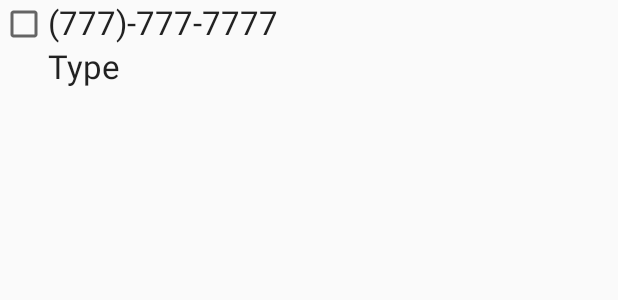
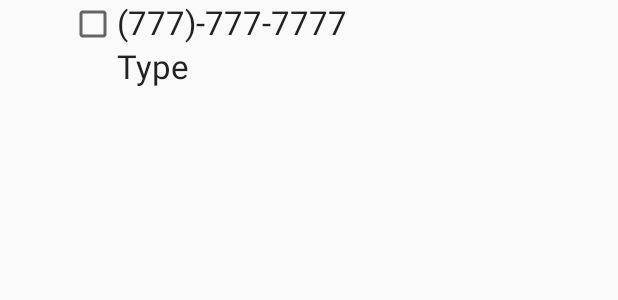
Before and after one commit to kyles0623/KatrinaUI, an Android app: the layout contact_ui_child_element_layout.xml on its own in the app's theme, with its tools: preview values and no code run, on a phone screen of 412 x 824 dp. Shown: the top 300 px of the screen. Run offline under Robolectric (Android 15) with nearby library versions, the phone set to English and light mode, and no system bars.

```diff
--- a/app/src/main/java/com/katrina/ui/ModuleAdapter.java
+++ b/app/src/main/java/com/katrina/ui/ModuleAdapter.java
@@ -40,7 +40,7 @@ public class ModuleAdapter extends BaseAdapter implements AdapterView.OnItemClic
     }
 
     //Add a module to the list.
-    public void addModule(KatrinaModule m){
+    synchronized public void addModule(KatrinaModule m){
         int position = moduleList.size();
         m.setID(position);
         m.registerKMListener(this);
--- a/app/src/main/res/layout/contact_ui_child_element_layout.xml
+++ b/app/src/main/res/layout/contact_ui_child_element_layout.xml
@@ -1,24 +1,47 @@
 <?xml version="1.0" encoding="utf-8"?>
 <GridLayout xmlns:android="http://schemas.android.com/apk/res/android"
-    android:orientation="vertical" android:layout_width="match_parent"
-    android:layout_height="match_parent"
-    android:columnCount="2"
+    android:orientation="horizontal" android:layout_width="match_parent"
+    android:layout_height="wrap_content"
+    android:columnCount="3"
     android:rowCount="2"
-    android:background="@drawable/button_contact_style"
     android:clickable="true"
     android:descendantFocusability="blocksDescendants"
-    android:focusable="false" >
+    android:focusable="false"
+    android:focusableInTouchMode="false"
+    android:id="@+id/contact_ui_child_element"
+    android:background="@drawable/button_contact_style">
+
+    <Space
+        android:layout_width="46dp"
+        android:layout_height="32dp"
+        android:layout_column="0"
+        android:layout_row="0"
+        android:layout_rowSpan="2" />
 
     <CheckBox
         android:layout_width="wrap_content"
         android:layout_height="wrap_content"
         android:id="@+id/cSelect"
-        android:layout_column="0"
+        android:layout_column="1"
         android:layout_row="0"
         android:layout_rowSpan="2"
-        android:duplicateParentState="true"
-        android:clickable="true"
-        android:focusable="false" />
+        android:duplicateParentState="false"
+        android:clickable="false"
+        android:focusable="false"
+        android:focusableInTouchMode="false" />
+
+    <TextView
+        android:layout_width="wrap_content"
+        android:layout_height="wrap_content"
+        android:textAppearance="?android:attr/textAppearanceLarge"
+        android:text="(777)-777-7777"
+        android:id="@+id/cNumber"
+        android:layout_row="0"
+        android:layout_column="2"
+        android:duplicateParentState="false"
+        android:clickable="false"
+        android:focusable="false"
+        android:focusableInTouchMode="false" />
 
     <TextView
         android:layout_width="wrap_content"
@@ -27,20 +50,9 @@
         android:text="Type"
         android:id="@+id/cType"
         android:layout_row="1"
-        android:layout_column="1"
-        android:duplicateParentState="true"
-        android:clickable="true"
-        android:focusable="false"  />
-
-    <TextView
-        android:layout_width="wrap_content"
-        android:layout_height="wrap_content"
-        android:textAppearance="?android:attr/textAppearanceLarge"
-        android:text="(777)-777-7777"
-        android:id="@+id/cNumber"
-        android:layout_row="0"
-        android:layout_column="1"
-        android:duplicateParentState="true"
-        android:clickable="true"
-        android:focusable="false"  />
+        android:layout_column="2"
+        android:duplicateParentState="false"
+        android:clickable="false"
+        android:focusable="false"
+        android:focusableInTouchMode="false" />
 </GridLayout>
```
Also changed, not shown: app/src/main/java/com/katrina/ui/ContactsAdapter.java (+66 -7 lines), app/src/main/java/com/katrina/ui/ContactsUI.java (+3 -12 lines), app/src/main/java/com/katrina/ui/MainUI.java (+11 -35 lines), app/src/main/res/layout/activity_contacts_ui.xml (+12 -11 lines), app/src/main/res/layout/contact_ui_group_element_layout.xml (+11 -4 lines).
